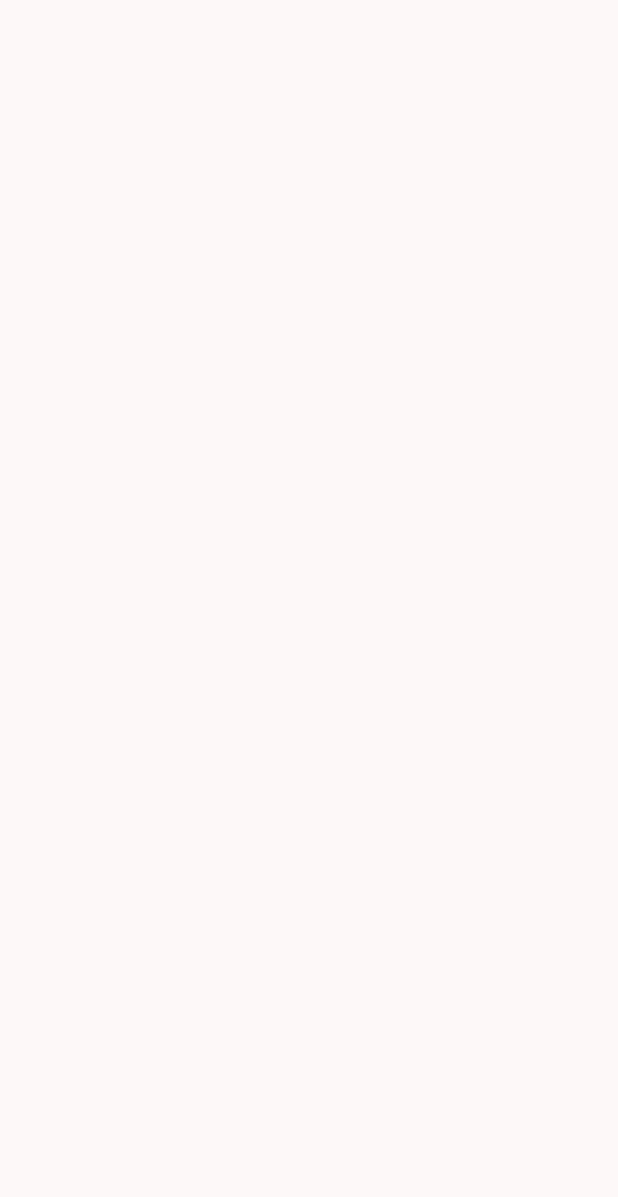
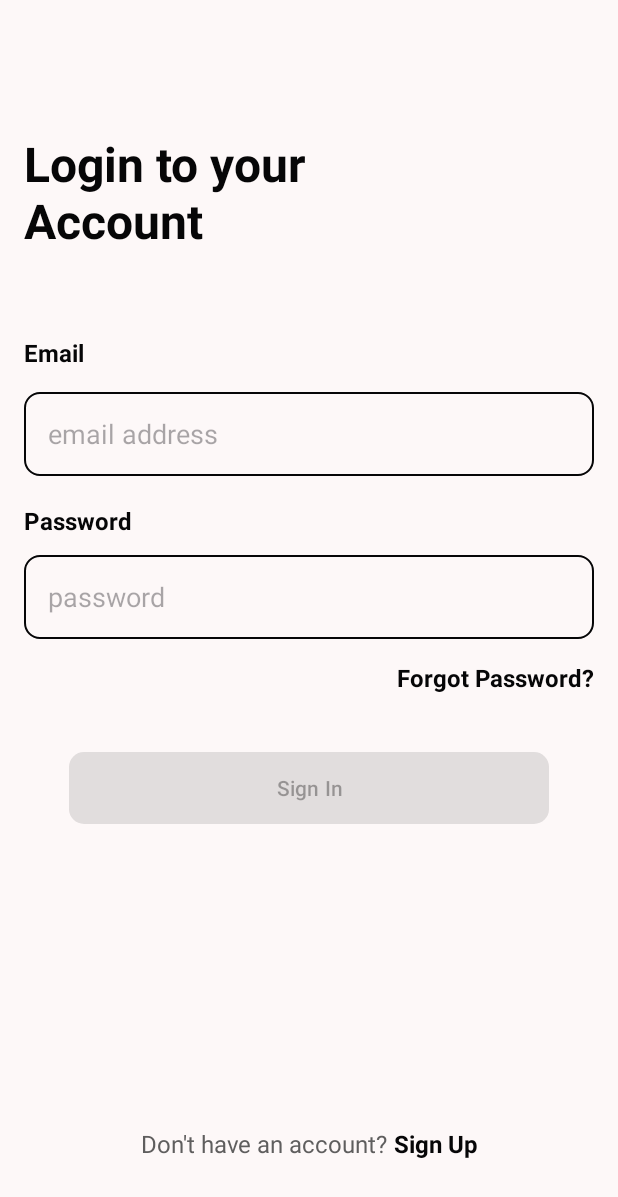
Before and after one commit to rlramlakhan/QuickNote-App, an Android app: the screen it shows after launch once a user with an empty profile is signed in (AuthActivity), on a phone screen of 412 x 824 dp. Before the commit the part shown is empty. Shown: the top 1197 px of the screen. Run offline under Robolectric (Android 15) with nearby library versions, the light colour scheme and no system bars.

Commit message:
add signin & signup layout

```diff
--- a/app/build.gradle.kts
+++ b/app/build.gradle.kts
@@ -48,6 +48,8 @@ dependencies {
     implementation(libs.androidx.constraintlayout)
     implementation(libs.firebase.auth)
     implementation(libs.firebase.database)
+    implementation(libs.androidx.navigation.fragment.ktx)
+    implementation(libs.androidx.navigation.ui.ktx)
     testImplementation(libs.junit)
     androidTestImplementation(libs.androidx.junit)
     androidTestImplementation(libs.androidx.espresso.core)
--- a/app/src/main/java/com/rl/quicknote/view/activities/AuthActivity.kt
+++ b/app/src/main/java/com/rl/quicknote/view/activities/AuthActivity.kt
@@ -6,12 +6,15 @@ import androidx.appcompat.app.AppCompatActivity
 import androidx.core.view.ViewCompat
 import androidx.core.view.WindowInsetsCompat
 import com.rl.quicknote.R
+import com.rl.quicknote.databinding.ActivityAuthBinding
 
 class AuthActivity : AppCompatActivity() {
+    private lateinit var binding: ActivityAuthBinding
     override fun onCreate(savedInstanceState: Bundle?) {
         super.onCreate(savedInstanceState)
         enableEdgeToEdge()
-        setContentView(R.layout.activity_auth)
+        binding = ActivityAuthBinding.inflate(layoutInflater)
+        setContentView(binding.root)
         ViewCompat.setOnApplyWindowInsetsListener(findViewById(R.id.main)) { v, insets ->
             val systemBars = insets.getInsets(WindowInsetsCompat.Type.systemBars())
             v.setPadding(systemBars.left, systemBars.top, systemBars.right, systemBars.bottom)
--- /dev/null
+++ b/app/src/main/java/com/rl/quicknote/view/fragments/SignInFragment.kt
@@ -0,0 +1,41 @@
+package com.rl.quicknote.view.fragments
+
+import android.os.Bundle
+import androidx.fragment.app.Fragment
+import android.view.LayoutInflater
+import android.view.View
+import android.view.ViewGroup
+import androidx.navigation.fragment.findNavController
+import com.rl.quicknote.R
+import com.rl.quicknote.databinding.FragmentSignInBinding
+
+class SignInFragment : Fragment() {
+    private var _binding: FragmentSignInBinding? = null
+    private val binding get() = _binding!!
+
+    override fun onCreateView(
+        inflater: LayoutInflater, container: ViewGroup?,
+        savedInstanceState: Bundle?
+    ): View {
+        _binding = FragmentSignInBinding.inflate(inflater, container, false)
+        return binding.root
+    }
+
+    override fun onViewCreated(view: View, savedInstanceState: Bundle?) {
+        super.onViewCreated(view, savedInstanceState)
+
+        binding.tvForgotPassword.setOnClickListener {
+            findNavController().navigate(R.id.action_signInFragment_to_resetPasswordFragment)
+        }
+
+        binding.tvSignUp.setOnClickListener {
+            findNavController().navigate(R.id.action_signInFragment_to_signUpFragment)
+        }
+    }
+
+    override fun onDestroyView() {
+        super.onDestroyView()
+        _binding = null
+    }
+
+}
--- /dev/null
+++ b/app/src/main/res/drawable/bg_round.xml
@@ -0,0 +1,6 @@
+<?xml version="1.0" encoding="utf-8"?>
+<shape xmlns:android="http://schemas.android.com/apk/res/android"
+    android:shape="rectangle">
+
+    <corners android:radius="10dp" />
+</shape>
--- /dev/null
+++ b/app/src/main/res/drawable/bg_round_outline.xml
@@ -0,0 +1,8 @@
+<?xml version="1.0" encoding="utf-8"?>
+<shape xmlns:android="http://schemas.android.com/apk/res/android"
+    android:shape="rectangle">
+
+    <stroke android:color="?attr/colorPrimary"
+        android:width="1dp" />
+    <corners android:radius="10dp" />
+</shape>
--- /dev/null
+++ b/app/src/main/res/drawable/ic_arrow_back.xml
@@ -0,0 +1,5 @@
+<vector xmlns:android="http://schemas.android.com/apk/res/android" android:autoMirrored="true" android:height="24dp" android:tint="#000000" android:viewportHeight="960" android:viewportWidth="960" android:width="24dp">
+
+    <path android:fillColor="@android:color/white" android:pathData="M313,520L537,744L480,800L160,480L480,160L537,216L313,440L800,440L800,520L313,520Z"/>
+
+</vector>
--- a/app/src/main/res/layout/activity_auth.xml
+++ b/app/src/main/res/layout/activity_auth.xml
@@ -7,4 +7,16 @@
     android:layout_height="match_parent"
     tools:context=".view.activities.AuthActivity">
 
+    <androidx.fragment.app.FragmentContainerView
+        android:id="@+id/authNavFragment"
+        android:layout_width="0dp"
+        android:layout_height="0dp"
+        android:name="androidx.navigation.fragment.NavHostFragment"
+        app:navGraph="@navigation/nav_graph_auth"
+        app:defaultNavHost="true"
+        app:layout_constraintBottom_toBottomOf="parent"
+        app:layout_constraintEnd_toEndOf="parent"
+        app:layout_constraintStart_toStartOf="parent"
+        app:layout_constraintTop_toTopOf="parent" />
+
 </androidx.constraintlayout.widget.ConstraintLayout>
--- /dev/null
+++ b/app/src/main/res/layout/fragment_sign_in.xml
@@ -0,0 +1,155 @@
+<?xml version="1.0" encoding="utf-8"?>
+<androidx.constraintlayout.widget.ConstraintLayout xmlns:android="http://schemas.android.com/apk/res/android"
+    xmlns:app="http://schemas.android.com/apk/res-auto"
+    xmlns:tools="http://schemas.android.com/tools"
+    android:layout_width="match_parent"
+    android:layout_height="match_parent"
+    android:padding="16dp"
+    tools:context=".view.fragments.SignInFragment">
+
+
+    <TextView
+        android:id="@+id/tvTitleSignIn"
+        android:layout_width="0dp"
+        android:layout_height="wrap_content"
+        android:text="@string/login_to_your_n_account"
+        android:textColor="?attr/colorPrimary"
+        android:textSize="32sp"
+        android:textStyle="bold"
+        app:layout_constraintBottom_toBottomOf="parent"
+        app:layout_constraintEnd_toEndOf="parent"
+        app:layout_constraintStart_toStartOf="parent"
+        app:layout_constraintTop_toTopOf="parent"
+        app:layout_constraintVertical_bias="0.100000024" />
+
+    <TextView
+        android:id="@+id/tvEmailSignIn"
+        android:layout_width="0dp"
+        android:layout_height="wrap_content"
+        android:text="@string/email"
+        android:textColor="?attr/colorPrimary"
+        android:textSize="16sp"
+        android:textStyle="bold"
+        app:layout_constraintBottom_toBottomOf="parent"
+        app:layout_constraintEnd_toEndOf="parent"
+        app:layout_constraintStart_toStartOf="parent"
+        app:layout_constraintTop_toBottomOf="@+id/tvTitleSignIn"
+        app:layout_constraintVertical_bias="0.089999974" />
+
+    <EditText
+        android:id="@+id/etEmailSignIn"
+        android:layout_width="0dp"
+        android:layout_height="56dp"
+        android:autofillHints="emailAddress"
+        android:background="@drawable/bg_round_outline"
+        android:ems="10"
+        android:hint="@string/_email_address"
+        android:inputType="textEmailAddress"
+        android:paddingHorizontal="16dp"
+        app:layout_constraintBottom_toBottomOf="parent"
+        app:layout_constraintEnd_toEndOf="parent"
+        app:layout_constraintStart_toStartOf="parent"
+        app:layout_constraintTop_toBottomOf="@+id/tvEmailSignIn"
+        app:layout_constraintVertical_bias="0.029999971"
+        app:layout_constraintWidth_max="488dp" />
+
+    <TextView
+        android:id="@+id/tvPasswordSignIn"
+        android:layout_width="0dp"
+        android:layout_height="wrap_content"
+        android:text="@string/password"
+        android:textColor="?attr/colorPrimary"
+        android:textSize="16sp"
+        android:textStyle="bold"
+        app:layout_constraintBottom_toBottomOf="parent"
+        app:layout_constraintEnd_toEndOf="parent"
+        app:layout_constraintStart_toStartOf="parent"
+        app:layout_constraintTop_toBottomOf="@+id/etEmailSignIn"
+        app:layout_constraintVertical_bias="0.04000002" />
+
+    <EditText
+        android:id="@+id/etPasswordSignIn"
+        android:layout_width="0dp"
+        android:layout_height="56dp"
+        android:autofillHints="password"
+        android:background="@drawable/bg_round_outline"
+        android:ems="10"
+        android:hint="@string/_password"
+        android:inputType="textPassword"
+        android:paddingHorizontal="16dp"
+        app:layout_constraintBottom_toBottomOf="parent"
+        app:layout_constraintEnd_toEndOf="parent"
+        app:layout_constraintStart_toStartOf="parent"
+        app:layout_constraintTop_toBottomOf="@+id/tvPasswordSignIn"
+        app:layout_constraintVertical_bias="0.029999971"
+        app:layout_constraintWidth_max="488dp" />
+
+    <TextView
+        android:id="@+id/tvForgotPassword"
+        android:layout_width="0dp"
+        android:layout_height="wrap_content"
+        android:gravity="end"
+        android:text="@string/forgot_password"
+        android:textColor="?attr/colorPrimary"
+        android:textSize="16sp"
+        android:textStyle="bold"
+        app:layout_constraintBottom_toBottomOf="parent"
+        app:layout_constraintEnd_toEndOf="parent"
+        app:layout_constraintStart_toStartOf="parent"
+        app:layout_constraintTop_toBottomOf="@+id/etPasswordSignIn"
+        app:layout_constraintVertical_bias="0.04000002" />
+
+    <Button
+        android:id="@+id/btnSignIn"
+        android:layout_width="0dp"
+        android:layout_height="56dp"
+        android:text="@string/sign_in"
+        android:enabled="false"
+        app:cornerRadius="10dp"
+        app:layout_constraintWidth_max="320dp"
+        app:layout_constraintBottom_toBottomOf="parent"
+        app:layout_constraintEnd_toEndOf="parent"
+        app:layout_constraintStart_toStartOf="parent"
+        app:layout_constraintTop_toBottomOf="@+id/tvForgotPassword"
+        app:layout_constraintVertical_bias="0.120000005" />
+
+    <TextView
+        android:id="@+id/tvTextMessageSignIn"
+        android:layout_width="wrap_content"
+        android:layout_height="wrap_content"
+        android:text="@string/don_t_have_an_account"
+        android:textColor="?attr/colorSecondary"
+        android:textSize="16sp"
+        app:layout_constraintBottom_toBottomOf="parent"
+        app:layout_constraintEnd_toStartOf="@+id/tvSignUp"
+        app:layout_constraintHorizontal_chainStyle="packed"
+        app:layout_constraintStart_toStartOf="parent"
+        app:layout_constraintTop_toBottomOf="@+id/btnSignIn"
+        app:layout_constraintVertical_bias="0.85" />
+
+    <TextView
+        android:id="@+id/tvSignUp"
+        android:layout_width="wrap_content"
+        android:layout_height="wrap_content"
+        android:layout_marginStart="4dp"
+        android:text="@string/sign_up"
+        android:textColor="?attr/colorPrimary"
+        android:textSize="16sp"
+        android:textStyle="bold"
+        app:layout_constraintBottom_toBottomOf="parent"
+        app:layout_constraintEnd_toEndOf="parent"
+        app:layout_constraintStart_toEndOf="@id/tvTextMessageSignIn"
+        app:layout_constraintTop_toBottomOf="@+id/btnSignIn"
+        app:layout_constraintVertical_bias="0.85" />
+
+    <ProgressBar
+        android:id="@+id/progressBarSignIn"
+        style="?android:attr/progressBarStyle"
+        android:layout_width="wrap_content"
+        android:layout_height="wrap_content"
+        android:visibility="gone"
+        app:layout_constraintBottom_toBottomOf="parent"
+        app:layout_constraintEnd_toEndOf="parent"
+        app:layout_constraintStart_toStartOf="parent"
+        app:layout_constraintTop_toTopOf="parent" />
+</androidx.constraintlayout.widget.ConstraintLayout>
--- /dev/null
+++ b/app/src/main/res/navigation/nav_graph_auth.xml
@@ -0,0 +1,34 @@
+<?xml version="1.0" encoding="utf-8"?>
+<navigation xmlns:android="http://schemas.android.com/apk/res/android"
+    xmlns:app="http://schemas.android.com/apk/res-auto"
+    xmlns:tools="http://schemas.android.com/tools"
+    android:id="@+id/nav_graph_auth"
+    app:startDestination="@id/signInFragment">
+
+    <fragment
+        android:id="@+id/signInFragment"
+        android:name="com.rl.quicknote.view.fragments.SignInFragment"
+        android:label="fragment_sign_in"
+        tools:layout="@layout/fragment_sign_in" >
+        <action
+            android:id="@+id/action_signInFragment_to_resetPasswordFragment"
+            app:destination="@id/resetPasswordFragment" />
+        <action
+            android:id="@+id/action_signInFragment_to_signUpFragment"
+            app:destination="@id/signUpFragment" />
+    </fragment>
+    <fragment
+        android:id="@+id/resetPasswordFragment"
+        android:name="com.rl.quicknote.view.fragments.ResetPasswordFragment"
+        android:label="fragment_reset_password"
+        tools:layout="@layout/fragment_reset_password" />
+    <fragment
+        android:id="@+id/signUpFragment"
+        android:name="com.rl.quicknote.view.fragments.SignUpFragment"
+        android:label="fragment_sign_up"
+        tools:layout="@layout/fragment_sign_up" >
+        <action
+            android:id="@+id/action_signUpFragment_to_signInFragment"
+            app:destination="@id/signInFragment" />
+    </fragment>
+</navigation>
--- a/app/src/main/res/values/strings.xml
+++ b/app/src/main/res/values/strings.xml
@@ -4,4 +4,18 @@
     <string name="onboarding_image">Onboarding Image</string>
     <string name="skip">Skip</string>
     <string name="_continue">Continue</string>
+    <string name="login_to_your_n_account">Login to your \nAccount</string>
+    <string name="email">Email</string>
+    <string name="_email_address">email address</string>
+    <string name="password">Password</string>
+    <string name="_password">password</string>
+    <string name="forgot_password">Forgot Password?</string>
+    <string name="sign_in">Sign In</string>
+    <string name="don_t_have_an_account">Don\'t have an account?</string>
+    <string name="sign_up">Sign Up</string>
+    <string name="arrow_back">Arrow Back</string>
+    <string name="create_your_n_account">Create your \nAccount</string>
+    <string name="name">Name</string>
+    <string name="_name">name</string>
+    <string name="already_have_an_account">Already have an account?</string>
 </resources>
--- a/gradle/libs.versions.toml
+++ b/gradle/libs.versions.toml
@@ -14,6 +14,8 @@ viewpager2 = "1.1.0"
 googleGmsGoogleServices = "4.4.3"
 firebaseAuth = "23.2.1"
 firebaseDatabase = "21.0.0"
+navigationFragmentKtx = "2.9.2"
+navigationUiKtx = "2.9.2"
 
 [libraries]
 androidx-core-ktx = { group = "androidx.core", name = "core-ktx", version.ref = "coreKtx" }
@@ -28,6 +30,8 @@ androidx-activity = { group = "androidx.activity", name = "activity", version.re
 androidx-constraintlayout = { group = "androidx.constraintlayout", name = "constraintlayout", version.ref = "constraintlayout" }
 firebase-auth = { group = "com.google.firebase", name = "firebase-auth", version.ref = "firebaseAuth" }
 firebase-database = { group = "com.google.firebase", name = "firebase-database", version.ref = "firebaseDatabase" }
+androidx-navigation-fragment-ktx = { group = "androidx.navigation", name = "navigation-fragment-ktx", version.ref = "navigationFragmentKtx" }
+androidx-navigation-ui-ktx = { group = "androidx.navigation", name = "navigation-ui-ktx", version.ref = "navigationUiKtx" }
 
 [plugins]
 android-application = { id = "com.android.application", version.ref = "agp" }
```
Also changed, not shown: app/src/main/java/com/rl/quicknote/view/fragments/ResetPasswordFragment.kt (added, +31 -0 lines), app/src/main/java/com/rl/quicknote/view/fragments/SignUpFragment.kt (added, +42 -0 lines), app/src/main/res/layout/fragment_reset_password.xml (added, +9 -0 lines), app/src/main/res/layout/fragment_sign_up.xml (added, +186 -0 lines).
